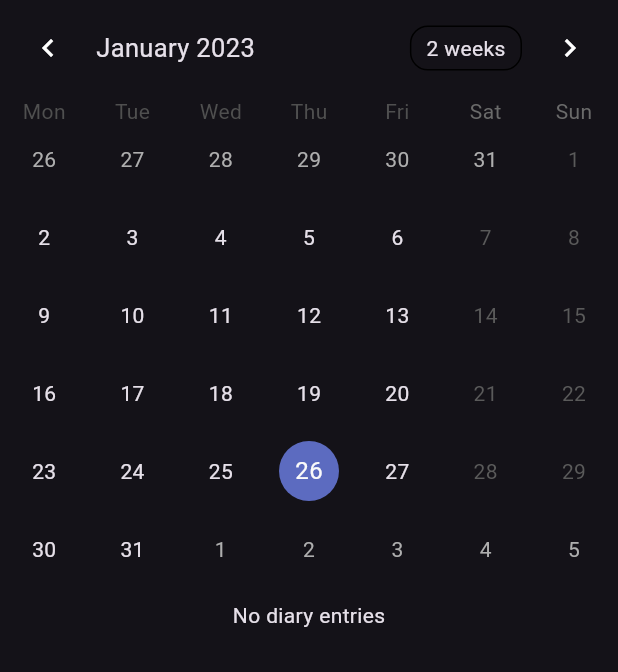
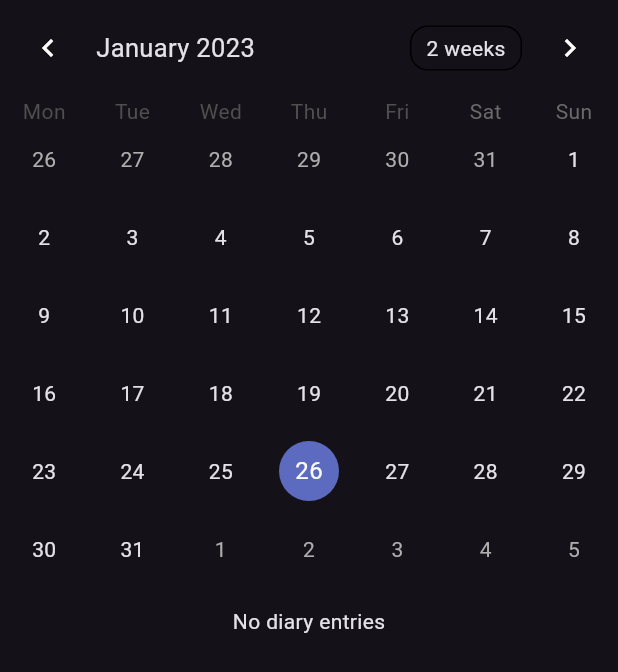
Before and after one commit to Sivaram46/diary_app, a Flutter app: the CalendarView screen opened directly with empty values, on a phone screen of 412 x 824 dp. Shown: the top 672 px of the screen. Run offline on Flutter 3.47's test engine with Material 2 defaults, Android fonts, the phone set to English and light mode, and no system bars; drawn by our look-alikes of table_calendar; our stand-ins replace file_picker, permission_handler, share_plus, shared_preferences, sqflite; missing offline and left inert: flutter_app_lock; accounts and stored records are empty.

Commit message:
changed calendar style to adopt dark theme

```diff
--- a/lib/calendar_view.dart
+++ b/lib/calendar_view.dart
@@ -11,12 +11,14 @@ class CalendarView extends StatefulWidget {
     required this.updateDiaryEntry,
     required this.addDiaryEntry,
     required this.deleteDiaryEntry,
+    required this.setSelectedDateCalendar,
   });
 
   final List<Diary> diaryEntries;
   final void Function(Diary) addDiaryEntry;
   final void Function(Diary) deleteDiaryEntry;
   final void Function(Diary) updateDiaryEntry;
+  final void Function(DateTime) setSelectedDateCalendar;
 
   @override
   State<CalendarView> createState() => _CalendarViewState();
@@ -64,13 +66,13 @@ class _CalendarViewState extends State<CalendarView> {
         _focusedDay = focusedDay;
       });
 
+      widget.setSelectedDateCalendar(_selectedDay ?? DateTime.now());
+
       _selectedEntries.value = _getEntriesForDay(selectedDay);
     }
   }
 
-  // TODO: Pass the selected value in calendar when creating new diary entry
   // TODO: Bug - when diary entry is date changed, it still shows in old date
-  // TODO: Bug - adapt to dark theme in calendar
   @override
   Widget build(BuildContext context) {
     return Scaffold(
@@ -84,10 +86,19 @@ class _CalendarViewState extends State<CalendarView> {
             calendarFormat: _calendarFormat,
             eventLoader: _getEntriesForDay,
             startingDayOfWeek: StartingDayOfWeek.monday,
-            calendarStyle: const CalendarStyle(
-              // Use `CalendarStyle` to customize the UI
+
+            calendarStyle: CalendarStyle(
               outsideDaysVisible: true,
+              markerDecoration:  BoxDecoration(
+                color: Theme.of(context).colorScheme.primary,
+                shape: BoxShape.circle,
+                border: Border.all(color: Colors.black)
+              ),
+              weekendTextStyle: TextStyle(
+                  color: Theme.of(context).textTheme.bodySmall?.color
+              ),
             ),
+
             onDaySelected: _onDaySelected,
             // onRangeSelected: _onRangeSelected,
             onFormatChanged: (format) {
@@ -101,7 +112,7 @@ class _CalendarViewState extends State<CalendarView> {
               _focusedDay = focusedDay;
             },
           ),
-          const SizedBox(height: 8.0),
+          const SizedBox(height: 12),
           Expanded(
             child: ValueListenableBuilder<List<Diary>>(
               valueListenable: _selectedEntries,
```
Also changed, not shown: lib/diary_homepage.dart (+9 -1 lines).
